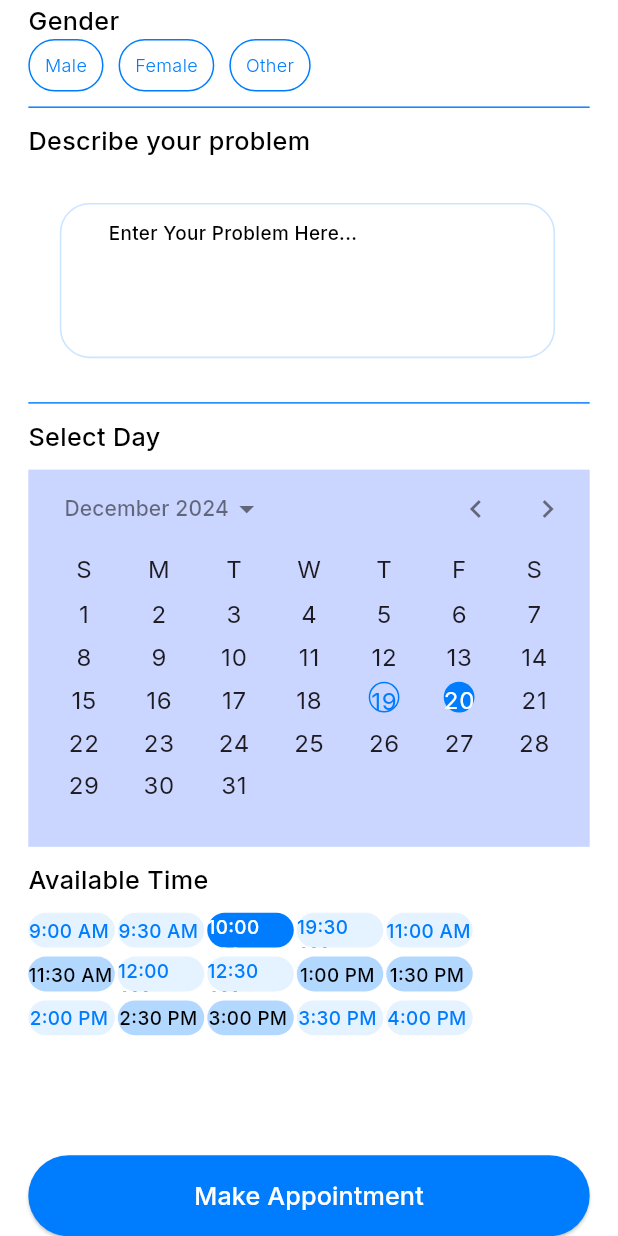
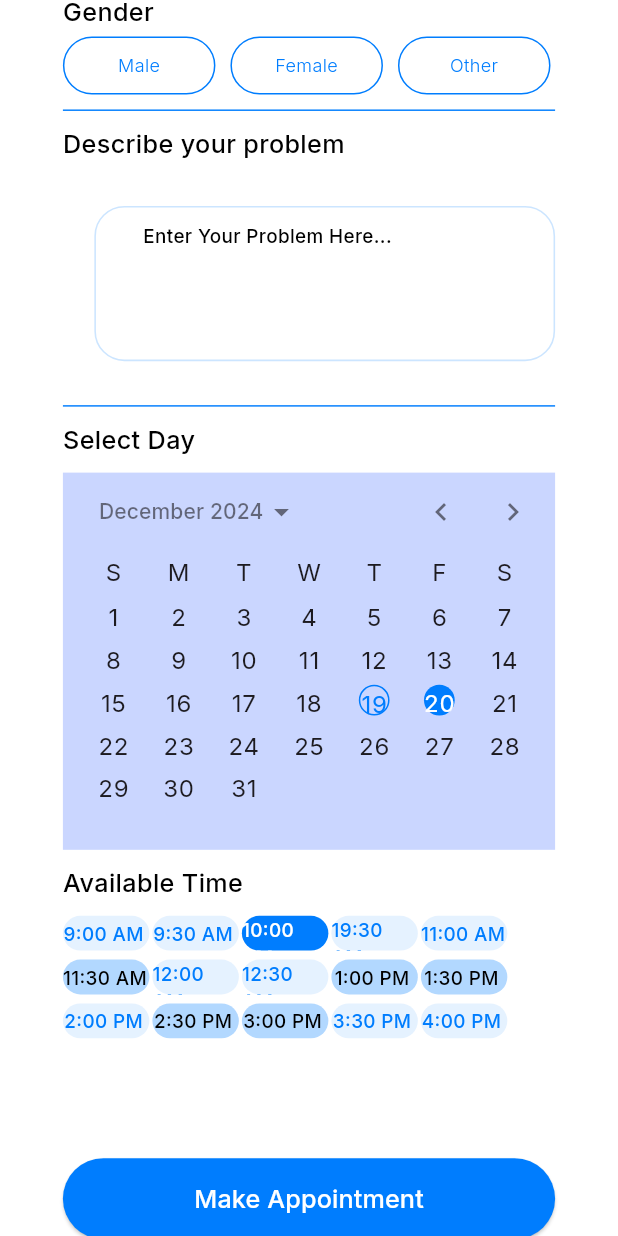
Before and after one commit to safaanwar1122/appointment_app, a Flutter app: the BookAppointmentScreen screen opened directly, scrolled down 907 dp, on a phone screen of 412 x 824 dp. Run offline on Flutter 3.47's test engine with Material 3 defaults, Android fonts, the phone set to English and light mode, and no system bars; drawn by our look-alikes of calendar_date_picker2; our stand-ins replace dotted_line, flutter_screenutil, flutter_svg, get, google_fonts; missing offline and left inert: rich_readmore.

Commit message:
13 commit

```diff
--- a/lib/screen/book_appointment_screen.dart
+++ b/lib/screen/book_appointment_screen.dart
@@ -83,7 +83,7 @@ class _BookAppointmentScreenState extends State<BookAppointmentScreen> {
         scrollDirection: Axis.vertical,
         child: SafeArea(
           child: Padding(
-            padding: EdgeInsets.symmetric(horizontal: 18.w),
+            padding: EdgeInsets.symmetric(horizontal: 40.w),
             child: Column(
               mainAxisAlignment: MainAxisAlignment.start,
               crossAxisAlignment: CrossAxisAlignment.start,
@@ -136,7 +136,7 @@ class _BookAppointmentScreenState extends State<BookAppointmentScreen> {
                   doctorName: 'Dr. Ryan Joe',
                   specialization: 'Neurologist',
                 ),
-                verticalSpacer(30),
+                verticalSpacer(40),
                 Row(
                   mainAxisAlignment: MainAxisAlignment.spaceBetween,
                   children: [
@@ -170,7 +170,7 @@ class _BookAppointmentScreenState extends State<BookAppointmentScreen> {
                     ),
                   ],
                 ),
-                verticalSpacer(10),
+                verticalSpacer(30),
                 customText(
                     text: 'About Me',
                     fontWeight: FontWeight.w500,
@@ -179,7 +179,7 @@ class _BookAppointmentScreenState extends State<BookAppointmentScreen> {
                 RichReadMoreText.fromString(
                     text:
                         "Lorem Ipsum is simply dummy text of the printing and typesetting industry. Lorem Ipsum has been the industry's standard dummy text ever since the 1500s, when an unknown printer took a galley of type and scrambled it to make a type specimen book. It has survived not only five centuries, but also the leap into electronic typesetting, remaining essentially unchanged. It was popularised in the 1960s with the release of Letraset sheets containing Lorem Ipsum passages, and more recently with desktop publishing software like Aldus PageMaker including versions of Lorem Ipsum.",
-                    textStyle: TextStyle(color: AppColors.black),
+                    textStyle: TextStyle(color: AppColors.grey),
                     settings: LengthModeSettings(
                         trimLength: 90,
                         trimCollapsedText: 'Read More',
@@ -189,7 +189,8 @@ class _BookAppointmentScreenState extends State<BookAppointmentScreen> {
                         lessStyle: TextStyle(
                           color: Colors.red,
                         ),
-                        moreStyle: TextStyle(color: AppColors.blue))),
+                        moreStyle: TextStyle(color: AppColors.blue),),),
+                verticalSpacer(30),
                 customText(
                     text: 'Patient Details',
                     fontWeight: FontWeight.w500,
@@ -220,9 +221,7 @@ class _BookAppointmentScreenState extends State<BookAppointmentScreen> {
                     fontSize: 16,
                     color: AppColors.black),
                 verticalSpacer(2),
-                Padding(
-                  padding: EdgeInsets.only(left: 20.w, top: 20.h, bottom: 20.h),
-                  child: Container(
+                Container(
                   width: 327.w,
                   height: 35.h,
                   decoration: BoxDecoration(
@@ -241,7 +240,6 @@ class _BookAppointmentScreenState extends State<BookAppointmentScreen> {
                         color: AppColors.textColor),
                   ),
                 ),
-                ),
                 verticalSpacer(10),
                 customText(
                     text: 'Age',
@@ -249,9 +247,7 @@ class _BookAppointmentScreenState extends State<BookAppointmentScreen> {
                     fontSize: 16,
                     color: AppColors.black),
                 verticalSpacer(2),
-                Padding(
-                  padding: EdgeInsets.only(left: 20.w, top: 20.h, bottom: 20.h),
-                  child: Container(
+                Container(
                   width: 327.w,
                   height: 35.h,
                   decoration: BoxDecoration(
@@ -270,7 +266,6 @@ class _BookAppointmentScreenState extends State<BookAppointmentScreen> {
                         color: AppColors.textColor),
                   ),
                 ),
-                ),
                 verticalSpacer(20),
                 verticalSpacer(10),
                 customText(
@@ -278,6 +273,7 @@ class _BookAppointmentScreenState extends State<BookAppointmentScreen> {
                     fontWeight: FontWeight.w500,
                     fontSize: 16,
                     color: AppColors.black),
+                verticalSpacer(4),
                 ChangeNotifierProvider(
                   create: (_) => ContainerStateProvider(),
                   child: Row(
@@ -408,11 +404,13 @@ class _BookAppointmentScreenState extends State<BookAppointmentScreen> {
             width: avatarRadius,
           ),
         ),
+        verticalSpacer(6),
         customText(
             text: record,
             fontWeight: FontWeight.w500,
             fontSize: 16,
             color: AppColors.black),
+        verticalSpacer(2),
         customText(
             text: title,
             fontWeight: FontWeight.w300,
@@ -469,11 +467,12 @@ class _BookAppointmentScreenState extends State<BookAppointmentScreen> {
       builder: (context, containerColorProvider, child) {
         bool isSelected =
             containerColorProvider.selectedContainer == containerId;
-
         return GestureDetector(
           onTap: () => containerColorProvider.toggleSelection(containerId),
           child: Container(
-            padding: EdgeInsets.symmetric(horizontal: 10, vertical: 8),
+            width: 97.w,
+            height: 40.h,
+            padding: EdgeInsets.zero,
             decoration: BoxDecoration(
               color: isSelected ? AppColors.blue : AppColors.white,
               borderRadius: BorderRadius.circular(20),
@@ -487,6 +486,9 @@ class _BookAppointmentScreenState extends State<BookAppointmentScreen> {
                   fontSize: 12,
                   color: isSelected ? AppColors.white : AppColors.blue,
                 ),
+                textAlign: TextAlign.center,
+                maxLines: 1,
+                overflow: TextOverflow.ellipsis,
               ),
             ),
           ),
```
Lines whose indentation alone changed are shown as unchanged.
